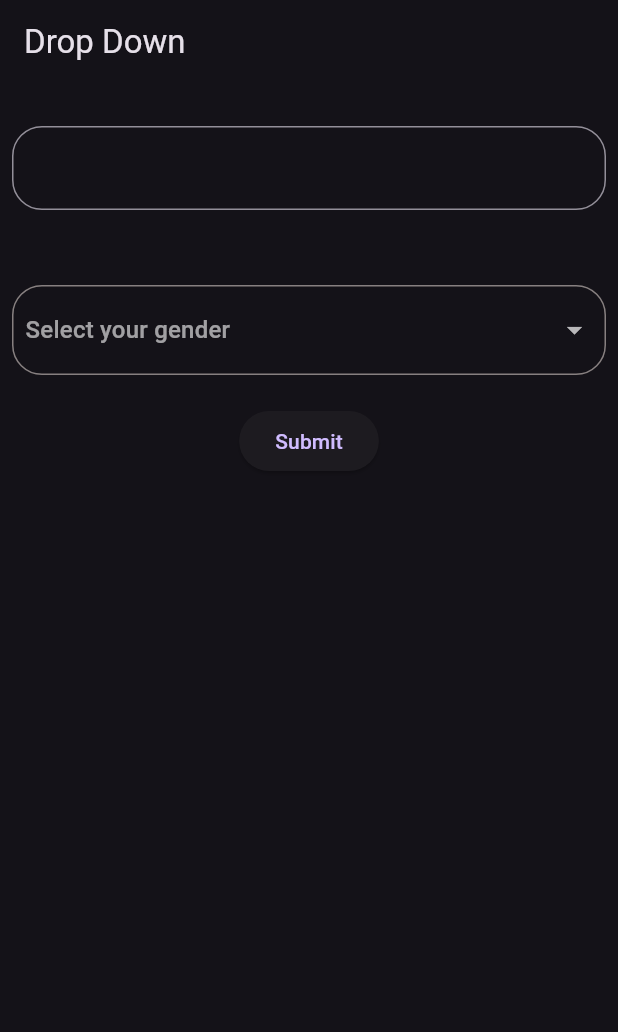
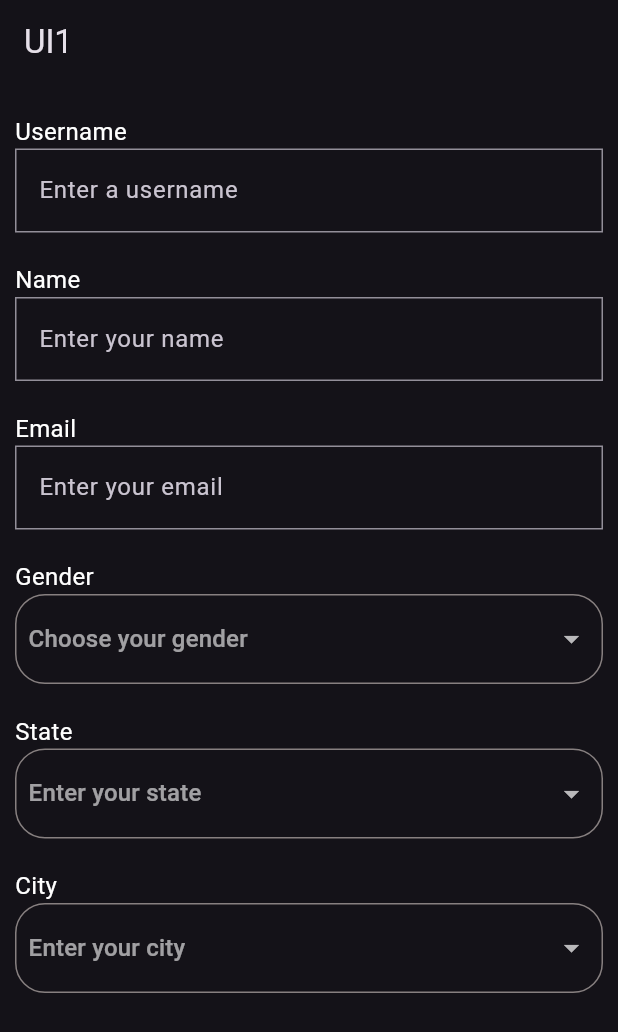
Before and after one commit to jbpranov2204/Flutter_Projects, a Flutter app: the screen it shows after launch, on a phone screen of 412 x 824 dp. Shown: the top 1032 px of the screen. Run offline on Flutter 3.47's test engine with Material 3 defaults, Android fonts, the phone set to English and light mode, and no system bars; our stand-ins replace flutter_slidable.

Commit message:
made some changes

```diff
--- a/lib/Componets/DropDown_comp.dart
+++ b/lib/Componets/DropDown_comp.dart
@@ -18,7 +18,7 @@ class _DropdownCompState extends State<DropdownComp> {
   @override
   Widget build(BuildContext context) {
     return DropdownButton(
-            borderRadius: BorderRadius.circular(20),
+            borderRadius: BorderRadius.zero,
             hint: Text(widget.hinttext),
             isExpanded: widget.isExpanded,
             icon: Icon(widget.iconData),
--- a/lib/Componets/Drop_map_comp.dart
+++ b/lib/Componets/Drop_map_comp.dart
@@ -30,6 +30,7 @@ class _DropDownState extends State<DropDown> {
             color: Color.fromARGB(255, 135, 128, 128),
           )),
       child: DropdownButton(
+        borderRadius: BorderRadius.zero,
         hint: widget.hint,
         padding: EdgeInsets.all(8),
         isExpanded: widget.isExpanded,
--- a/lib/Widgets/DropDown.dart
+++ b/lib/Widgets/DropDown.dart
@@ -77,6 +77,7 @@ import 'package:flutter/material.dart';
 import 'package:flutter_application_2/Componets/Drop_map_comp.dart';
 
 
+
 class newDrop extends StatefulWidget {
   const newDrop({super.key});
 
@@ -97,13 +98,7 @@ class _newDropState extends State<newDrop> {
                 SizedBox(
                   height: 20,
                 ),
-                TextField(
-                  controller: nameController,
-                  decoration: InputDecoration(
-                   border: OutlineInputBorder(
-                        borderRadius: BorderRadius.circular(20)),
-                  ),
-                ),
+
                 SizedBox(
                   height: 50),
                 DropDown(
--- /dev/null
+++ b/lib/Widgets/UI1.dart
@@ -0,0 +1,135 @@
+import 'package:flutter/material.dart';
+import 'package:flutter_application_2/Componets/Drop_map_comp.dart';
+
+class UI1 extends StatefulWidget {
+  const UI1({super.key});
+
+  @override
+  State<UI1> createState() => _UI1State();
+}
+
+class _UI1State extends State<UI1> {
+  @override
+  Widget build(BuildContext context) {
+    return Scaffold(
+      appBar: AppBar(
+        title: Text('UI1'),),
+        body: Column(
+           crossAxisAlignment: CrossAxisAlignment.start,
+          children: [
+            SizedBox(
+              height: 20,
+            ),
+            Padding(
+              padding: const EdgeInsets.symmetric(horizontal: 10),
+              child: Text(
+                'Username',
+                style: TextStyle(color: Colors.white, fontSize: 16),),
+            ),
+            Padding(
+              padding: const EdgeInsets.symmetric(horizontal: 10),
+              child: TextField(
+                    decoration: InputDecoration(
+                     hintText: 'Enter a username',
+                     border: OutlineInputBorder(
+                          borderRadius: BorderRadius.horizontal()),
+                          ),
+                  ),
+            ),
+            SizedBox(
+              height: 20,
+            ),
+            Padding(
+              padding: const EdgeInsets.symmetric(horizontal: 10),
+              child: Text(
+                'Name',
+                style: TextStyle(color: Colors.white, fontSize: 16),),
+            ),
+            Padding(
+              padding: const EdgeInsets.symmetric(horizontal: 10),
+              child: TextField(
+                    decoration: InputDecoration(
+                      hintText: 'Enter your name',
+                     border: OutlineInputBorder(
+                          borderRadius: BorderRadius.horizontal()),
+                    ),
+                  ),
+            ),
+            SizedBox(
+              height: 20,
+            ),
+            Padding(
+              padding: const EdgeInsets.symmetric(horizontal: 10),
+              child: Text(
+                'Email',
+                style: TextStyle(color: Colors.white, fontSize: 16),),
+            ),
+            Padding(
+              padding: const EdgeInsets.symmetric(horizontal: 10),
+              child: TextField(
+                    decoration: InputDecoration(
+                      hintText: 'Enter your email',
+                     border: OutlineInputBorder(
+                          borderRadius: BorderRadius.horizontal()),
+                    ),
+                  ),
+            ),
+            SizedBox(
+              height: 20,
+            ),
+            Padding(
+              padding: const EdgeInsets.symmetric(horizontal: 10),
+              child: Text(
+                'Gender',
+                style: TextStyle(color: Colors.white, fontSize: 16),),
+            ),
+            Padding(
+              padding: const EdgeInsets.symmetric(horizontal: 10),
+              child: Container(
+               child: DropDown(
+                      hint: Text('Choose your gender'),
+                      isExpanded: true,
+                      icon: Icons.arrow_drop_down,),
+              ),
+            ),
+            SizedBox(
+              height: 20,
+            ),
+            Padding(
+              padding: const EdgeInsets.symmetric(horizontal: 10),
+              child: Text(
+                'State',
+                style: TextStyle(color: Colors.white, fontSize: 16),),
+            ),
+            Padding(
+              padding: const EdgeInsets.symmetric(horizontal: 10),
+              child: Container(
+               child: DropDown(
+                      hint: Text('Enter your state'),
+                      isExpanded: true,
+                      icon: Icons.arrow_drop_down,),
+              ),
+            ),
+            SizedBox(
+              height: 20,
+            ),
+            Padding(
+              padding: const EdgeInsets.symmetric(horizontal: 10),
+              child: Text(
+                'City',
+                style: TextStyle(color: Colors.white, fontSize: 16),),
+            ),
+            Padding(
+              padding: const EdgeInsets.symmetric(horizontal: 10),
+              child: Container(
+               child: DropDown(
+                      hint: Text('Enter your city'),
+                      isExpanded: true,
+                      icon: Icons.arrow_drop_down,),
+              ),
+            ),
+          ],
+        ),
+    );
+  }
+}
--- a/lib/main.dart
+++ b/lib/main.dart
@@ -1,5 +1,6 @@
 import 'package:flutter/material.dart';
-import 'package:flutter_application_2/Widgets/DropDown.dart';
+import 'package:flutter_application_2/Widgets/UI1.dart';
+
 
 
 
@@ -20,7 +21,7 @@ class MyApp extends StatelessWidget {
 
 
       ),
-        home:newDrop(),
+        home:UI1(),
         debugShowCheckedModeBanner: false,
 
     );
```
